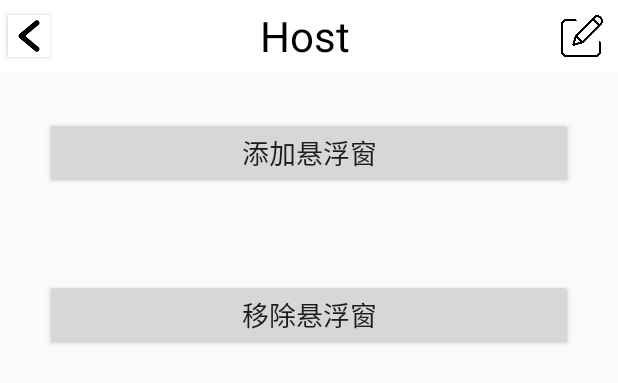
After one commit to SmileAlfred/CustomView, an Android app: the layout activity_float_windows.xml on its own in the app's theme, with its tools: preview values and no code run, on a phone screen of 412 x 824 dp. The commit adds this screen. Shown: the top 383 px of the screen. Run offline under Robolectric (Android 15) with nearby library versions, the phone set to English and light mode, and no system bars.

Commit message:
添加悬浮窗

```diff
--- a/app/src/main/AndroidManifest.xml
+++ b/app/src/main/AndroidManifest.xml
@@ -3,6 +3,10 @@
     package="com.example.customview">
     <!-- 动作管理覆盖权限 -->
     <uses-permission android:name="android.permission.ACTION_MANAGE_OVERLAY_PERMISSION" />
+    <!-- 显示系统窗口权限 -->
+    <uses-permission android:name="android.permission.SYSTEM_ALERT_WINDOW" />
+    <!-- 在 屏幕最顶部显示addview-->
+    <uses-permission android:name="android.permission.SYSTEM_OVERLAY_WINDOW" />
 
     <application
         android:allowBackup="true"
@@ -38,6 +42,7 @@
         <activity android:name=".loading.LoadingActvity" />
         <activity android:name=".dy_loading.DYLoadingActivity" />
         <activity android:name=".wave_anim.WaveAnimActivity" />
+        <activity android:name=".float_windows.FloatWinActivity" />
     </application>
 
 </manifest>
--- a/app/src/main/java/com/example/customview/MainActivity.java
+++ b/app/src/main/java/com/example/customview/MainActivity.java
@@ -12,6 +12,7 @@ import com.example.customview.attribute.AutoAttributeItem;
 import com.example.customview.button.MyToggleButtonItem;
 import com.example.customview.dispatch.DispatchActivity;
 import com.example.customview.dy_loading.DYLoadingActivity;
+import com.example.customview.float_windows.FloatWinActivity;
 import com.example.customview.gesture_track.GestureTrackActivity;
 import com.example.customview.hktech.HK;
 import com.example.customview.loading.LoadingActvity;
@@ -66,6 +67,7 @@ public class MainActivity extends AppCompatActivity implements View.OnClickListe
         TextView btnDyLoadingItem = findViewById(R.id.tv_dy_loading_item);
         TextView tv_gesture_track_item = findViewById(R.id.tv_gesture_track_item);
         TextView tv_wave_anim_item = findViewById(R.id.tv_wave_anim_item);
+        TextView tv_float_windows_item = findViewById(R.id.tv_float_windows_item);
 
         youkuMenu.setOnClickListener(this);
         viewpagerItem.setOnClickListener(this);
@@ -87,6 +89,7 @@ public class MainActivity extends AppCompatActivity implements View.OnClickListe
         btnDyLoadingItem.setOnClickListener(this);
         tv_gesture_track_item.setOnClickListener(this);
         tv_wave_anim_item.setOnClickListener(this);
+        tv_float_windows_item.setOnClickListener(this);
     }
 
     @Override
@@ -153,6 +156,9 @@ public class MainActivity extends AppCompatActivity implements View.OnClickListe
            case R.id.tv_wave_anim_item:
                intent= new Intent(this, WaveAnimActivity.class);
                 break;
+           case R.id.tv_float_windows_item:
+               intent= new Intent(this, FloatWinActivity.class);
+                break;
             default:
                 break;
         }
--- a/app/src/main/java/com/example/customview/gesture_track/GestureTrackActivity.java
+++ b/app/src/main/java/com/example/customview/gesture_track/GestureTrackActivity.java
@@ -30,6 +30,7 @@ public class GestureTrackActivity extends AppCompatActivity implements View.OnCl
 
         title_edit_button = findViewById(R.id.title_edit_button);
         title_edit_button.setOnClickListener(this);
+
     }
 
     @Override
--- a/app/src/main/java/com/example/customview/gesture_track/NormalGestureTrackView.java
+++ b/app/src/main/java/com/example/customview/gesture_track/NormalGestureTrackView.java
@@ -46,6 +46,8 @@ public class NormalGestureTrackView extends View {
                 mPreX = event.getX();
                 mPreY = event.getY();
                 mPath.moveTo(mPreX, mPreY);
+                //这里 返回true;并且没有 break; 表示当前控件已经消费了下按动作，之后的ACTION MOVE 、ACTION UP 动作也会继续传递到当前/控件中：
+
                 return true;
 
             case MotionEvent.ACTION_MOVE:
--- a/app/src/main/java/com/example/customview/wave_anim/WaveAnimActivity.java
+++ b/app/src/main/java/com/example/customview/wave_anim/WaveAnimActivity.java
@@ -1,6 +1,10 @@
 package com.example.customview.wave_anim;
 
 import android.os.Bundle;
+import android.os.Handler;
+import android.os.Looper;
+import android.os.Message;
+import android.util.Log;
 import android.widget.Button;
 import android.widget.TextView;
 
@@ -23,4 +27,5 @@ public class WaveAnimActivity extends AppCompatActivity {
         TextView tv = findViewById(R.id.title_text_view);
         tv.setText("水波纹动画");
     }
+
 }
--- a/app/src/main/res/layout/activity_dispatch.xml
+++ b/app/src/main/res/layout/activity_dispatch.xml
@@ -2,7 +2,9 @@
     android:layout_width="match_parent"
     android:layout_height="match_parent"
     android:id="@+id/mll">
-
+    <com.example.customview.TitleLayout
+        android:layout_width="match_parent"
+        android:layout_height="wrap_content" />
     <ListView
         android:id="@+id/lv2"
         android:scrollbars="none"
--- a/app/src/main/res/layout/activity_dy_loading.xml
+++ b/app/src/main/res/layout/activity_dy_loading.xml
@@ -3,10 +3,12 @@
     android:layout_width="match_parent"
     android:layout_height="match_parent"
     android:layout_gravity="center"
-    android:layout_marginTop="50dp"
     android:orientation="vertical">
-
+    <com.example.customview.TitleLayout
+        android:layout_width="match_parent"
+        android:layout_height="wrap_content" />
     <fragment
+        android:layout_marginTop="50dp"
         android:id="@+id/fg_dy_loading"
         android:name="com.example.customview.dy_loading.DyLoadingDialog"
         android:layout_width="wrap_content"
--- /dev/null
+++ b/app/src/main/res/layout/activity_float_windows.xml
@@ -0,0 +1,24 @@
+<?xml version="1.0" encoding="utf-8"?>
+<LinearLayout xmlns:android="http://schemas.android.com/apk/res/android"
+    android:layout_width="match_parent"
+    android:layout_height="match_parent"
+    android:orientation="vertical">
+    <com.example.customview.TitleLayout
+        android:layout_width="match_parent"
+        android:layout_height="wrap_content" />
+    <Button
+        android:layout_width="match_parent"
+        android:layout_height="wrap_content"
+        android:id="@+id/btn_add_float_win"
+        android:textSize="18sp"
+        android:text="添加悬浮窗"
+        android:layout_margin="30dp"/>
+    <Button
+        android:id="@+id/btn_remove_float_win"
+        android:textSize="18sp"
+        android:layout_width="match_parent"
+        android:text="移除悬浮窗"
+        android:layout_height="wrap_content"
+        android:layout_margin="30dp"/>
+
+</LinearLayout>
```
Also changed, not shown: app/src/main/java/com/example/customview/float_windows/FloatWinActivity.java (added, +133 -0 lines), app/src/main/res/layout/activity_main.xml (+9 -0 lines), app/src/main/res/drawable-hdpi/icon52.png (added), app/src/main/res/drawable-hdpi/smt.jpg (added).
